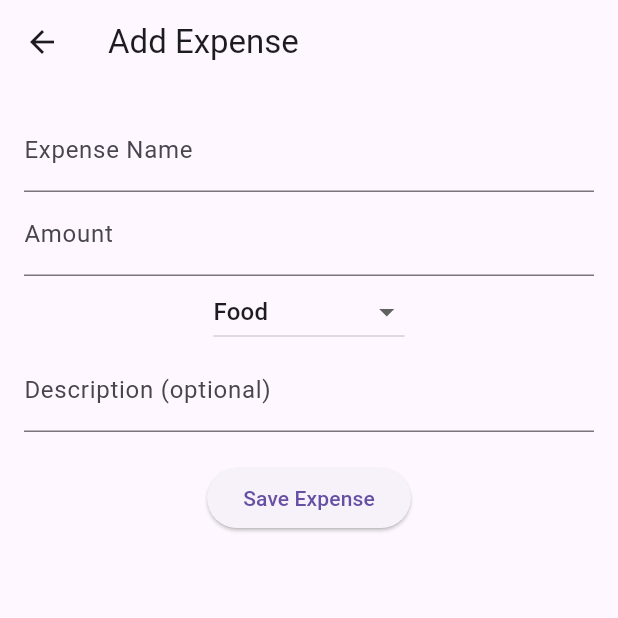
After one commit to Athina-Sarkar-Chaitee/final-project-section-2-GROUP_11, a Flutter app: the AddExpenseScreen screen opened by its route, after a tap on "Save Expense", on a phone screen of 412 x 824 dp, the top half of it. The commit adds this screen. Run offline on Flutter 3.47's test engine with Material 3 defaults, Android fonts, the light colour scheme and no system bars; our stand-ins replace cloud_firestore, firebase_core; accounts and stored records are empty.

Commit message:
screens added

```diff
--- a/lib/main.dart
+++ b/lib/main.dart
@@ -1,4 +1,5 @@
 import 'package:final_project_section_2_group_11/firebase_options.dart';
+import 'package:final_project_section_2_group_11/screens/add_expense_screen.dart';
 import 'package:firebase_core/firebase_core.dart';
 import 'package:flutter/material.dart';
 
@@ -22,6 +23,9 @@ class MyApp extends StatelessWidget {
         primarySwatch: Colors.blue,
       ),
       home: const HomeScreen(),
+      routes: {
+        '/add': (context) => const AddExpenseScreen(),
+},
     );
   }
 }
--- /dev/null
+++ b/lib/models/expense_model.dart
@@ -0,0 +1,31 @@
+import 'package:cloud_firestore/cloud_firestore.dart';
+
+class Expense {
+  String id;
+  String name;
+  double amount;
+  DateTime date;
+  String category;
+  String? description;
+
+  Expense({
+    required this.id,
+    required this.name,
+    required this.amount,
+    required this.date,
+    required this.category,
+    this.description,
+  });
+
+  factory Expense.fromFirestore(DocumentSnapshot doc) {
+    final data = doc.data() as Map<String, dynamic>;
+    return Expense(
+      id: doc.id,
+      name: data['name'],
+      amount: data['amount'].toDouble(),
+      date: (data['date'] as Timestamp).toDate(),
+      category: data['category'],
+      description: data['description'],
+    );
+  }
+}
--- /dev/null
+++ b/lib/screens/add_expense_screen.dart
@@ -0,0 +1,101 @@
+import 'package:flutter/material.dart';
+import '../services/expense_service.dart';
+import 'package:cloud_firestore/cloud_firestore.dart';
+
+class AddExpenseScreen extends StatefulWidget {
+  final String? expenseId;
+  final DocumentSnapshot? initialData;
+
+  const AddExpenseScreen({super.key, this.expenseId, this.initialData});
+
+  @override
+  State<AddExpenseScreen> createState() => _AddExpenseScreenState();
+}
+
+class _AddExpenseScreenState extends State<AddExpenseScreen> {
+  final ExpenseService service = ExpenseService();
+
+  final nameController = TextEditingController();
+  final amountController = TextEditingController();
+  final descriptionController = TextEditingController();
+
+  String category = 'Food';
+  final categories = [
+    'Food',
+    'Transport',
+    'Entertainment',
+    'Shopping',
+    'Bills',
+    'Other'
+  ];
+
+  @override
+  void initState() {
+    super.initState();
+    if (widget.initialData != null) {
+      nameController.text = widget.initialData!['name'];
+      amountController.text = widget.initialData!['amount'].toString();
+      category = widget.initialData!['category'];
+      descriptionController.text =
+          widget.initialData!['description'] ?? '';
+    }
+  }
+
+  @override
+  Widget build(BuildContext context) {
+    return Scaffold(
+      appBar: AppBar(
+          title: Text(widget.expenseId != null ? 'Edit Expense' : 'Add Expense')),
+      body: Padding(
+        padding: const EdgeInsets.all(16),
+        child: Column(
+          children: [
+            TextField(
+              controller: nameController,
+              decoration: const InputDecoration(labelText: 'Expense Name'),
+            ),
+            TextField(
+              controller: amountController,
+              decoration: const InputDecoration(labelText: 'Amount'),
+              keyboardType: TextInputType.number,
+            ),
+            DropdownButton<String>(
+              value: category,
+              items: categories
+                  .map((e) => DropdownMenuItem(value: e, child: Text(e)))
+                  .toList(),
+              onChanged: (val) => setState(() => category = val!),
+            ),
+            TextField(
+              controller: descriptionController,
+              decoration:
+                  const InputDecoration(labelText: 'Description (optional)'),
+            ),
+            const SizedBox(height: 20),
+            ElevatedButton(
+              onPressed: () async {
+                final data = {
+                  'name': nameController.text,
+                  'amount': double.parse(amountController.text),
+                  'category': category,
+                  'description': descriptionController.text,
+                  'date': DateTime.now(),
+                  'createdAt': DateTime.now(),
+                };
+
+                if (widget.expenseId != null) {
+                  await service.updateExpense(widget.expenseId!, data);
+                } else {
+                  await service.addExpense(data);
+                }
+
+                Navigator.pop(context);
+              },
+              child: Text(widget.expenseId != null ? 'Update Expense' : 'Save Expense'),
+            ),
+          ],
+        ),
+      ),
+    );
+  }
+}
--- /dev/null
+++ b/lib/services/expense_service.dart
@@ -0,0 +1,26 @@
+import 'package:cloud_firestore/cloud_firestore.dart';
+
+class ExpenseService {
+  final CollectionReference expenses =
+      FirebaseFirestore.instance.collection('expenses');
+
+  // Add expense
+  Future<void> addExpense(Map<String, dynamic> data) async {
+    await expenses.add(data);
+  }
+
+  // Delete expense
+  Future<void> deleteExpense(String id) async {
+    await expenses.doc(id).delete();
+  }
+
+  // Update expense
+  Future<void> updateExpense(String id, Map<String, dynamic> data) async {
+    await expenses.doc(id).update(data);
+  }
+
+  // Stream expenses (real-time)
+  Stream<QuerySnapshot> getExpenses() {
+    return expenses.orderBy('date', descending: true).snapshots();
+  }
+}
```
Also changed, not shown: lib/screens/home_screen.dart (added, +89 -0 lines), pubspec.yaml (+2 -18 lines).
